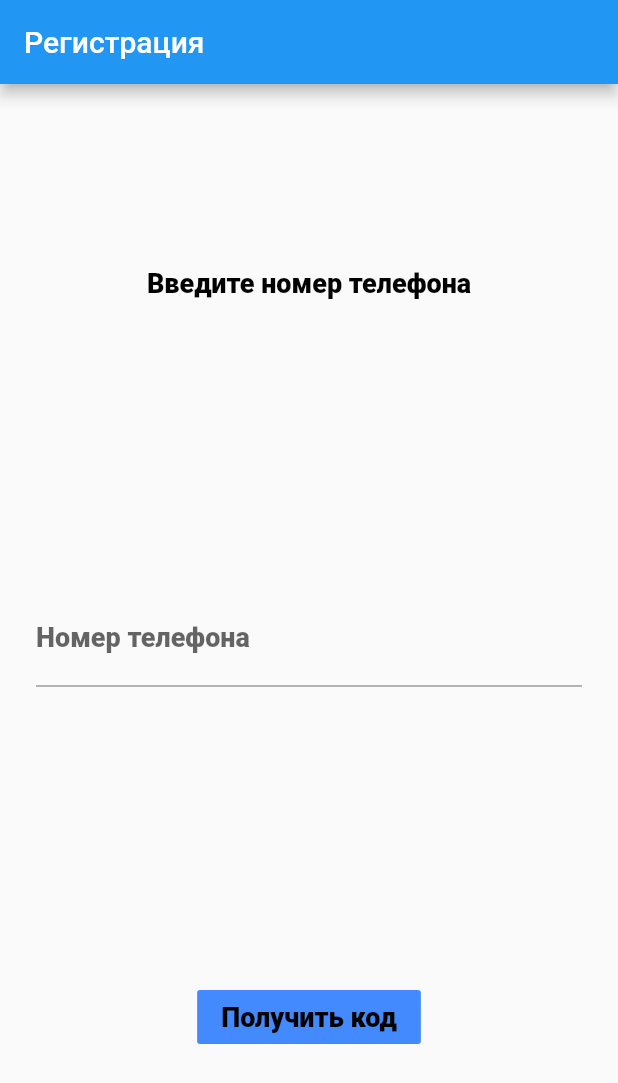
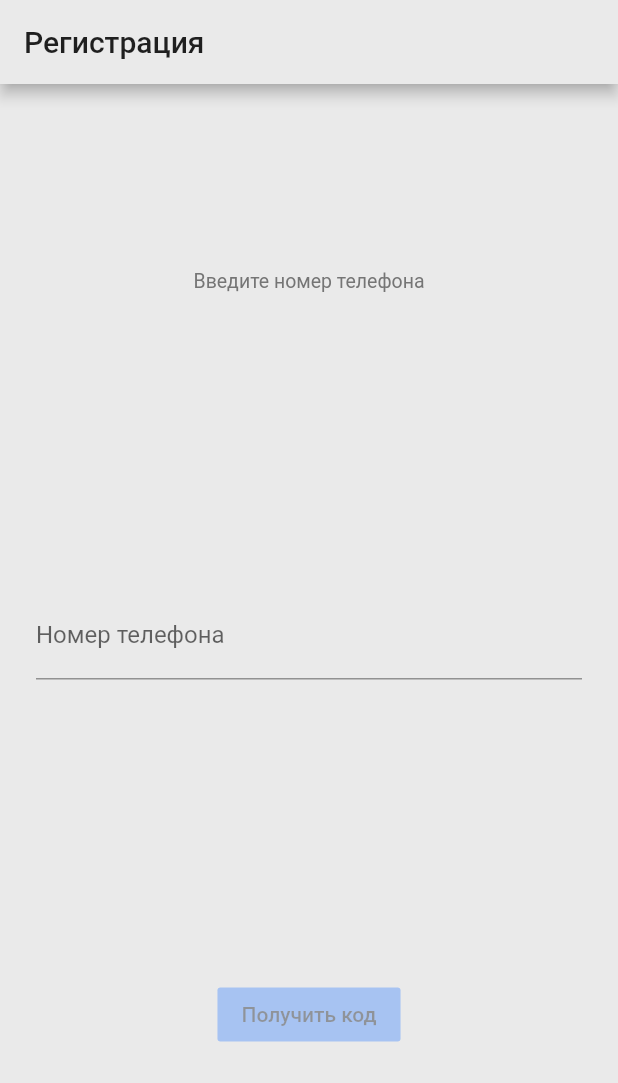
Before and after one commit to Crabgore/chat_app, a Flutter app: the screen it shows after launch, on a phone screen of 412 x 824 dp. Shown: the top 1083 px of the screen. Run offline on Flutter 3.47's test engine with Material 2 defaults, Android fonts, the phone set to English and light mode, and no system bars; our stand-ins replace cloud_firestore, firebase_auth, fluttertoast, shared_preferences; accounts and stored records are empty; Roboto replaces fonts that are missing (exo).

Commit message:
Практическое задание №3

```diff
--- a/lib/main.dart
+++ b/lib/main.dart
@@ -1,24 +1,41 @@
+import 'package:chatapp/themes/custom_theme.dart';
+import 'package:chatapp/themes/themes.dart';
 import 'package:cloud_firestore/cloud_firestore.dart';
+import 'package:firebase_auth/firebase_auth.dart';
 import 'package:flutter/material.dart';
+import 'package:fluttertoast/fluttertoast.dart';
+import 'package:shared_preferences/shared_preferences.dart';
 import 'Chat.dart';
 
-void main() {
-  runApp(MyApp());
+Future<void> main() async {
+  WidgetsFlutterBinding.ensureInitialized();
+  await SharedPreferences.getInstance().then((value) {
+    prefs = value;
+    if (prefs != null && prefs.get("isDarkTeme") != null) {
+      isDarkTheme = prefs.get("isDarkTeme");
+    }
+  });
+  isDarkTheme = isDarkTheme == null ? false : isDarkTheme;
+
+  runApp(CustomTheme(
+      initialThemeKey: isDarkTheme ? MyThemeKeys.DARK : MyThemeKeys.LIGHT,
+      child: MyApp()));
 }
 
 Firestore fireStore = Firestore.instance;
+FirebaseAuth auth = FirebaseAuth.instance;
+FirebaseUser user;
+SharedPreferences prefs;
+bool isDarkTheme = false;
+bool isPhoneNumberCorrect = false;
+String _verificationId;
 
 class MyApp extends StatelessWidget {
   @override
   Widget build(BuildContext context) {
     return new MaterialApp(
       title: 'Generated App',
-      theme: new ThemeData(
-        primarySwatch: Colors.blue,
-        primaryColor: const Color(0xFF2196f3),
-        accentColor: const Color(0xFF2196f3),
-        canvasColor: const Color(0xFFfafafa),
-      ),
+      theme: CustomTheme.of(context),
       home: new MyHomePage(),
     );
   }
@@ -32,12 +49,108 @@ class MyHomePage extends StatefulWidget {
 }
 
 class _MyHomePageState extends State<MyHomePage> {
-  bool isCodeSent = false;
-  TextEditingController controller = TextEditingController();
+  bool isCodeSend = false;
+  TextEditingController controllerCode = TextEditingController();
+  TextEditingController controllerPhoneNumber = TextEditingController();
 
   @override
   void initState() {
     super.initState();
+  }
+
+  void _onVerifyCode() async {
+    setState(() {
+      isCodeSend = true;
+    });
+    final PhoneVerificationCompleted verificationCompleted =
+        (AuthCredential phoneAuthCredential) {
+      auth.signInWithCredential(phoneAuthCredential).then((AuthResult value) {
+        if (value.user != null) {
+          user = value.user;
+          // Handle loogged in state
+          print(value.user.phoneNumber);
+          if (value.user.displayName != null) {
+            Navigator.pushReplacement(
+                context, MaterialPageRoute(builder: (context) => Chat()));
+          } else {
+            Navigator.pushReplacement(
+                context, MaterialPageRoute(builder: (context) => Chat()));
+          }
+        } else {
+          showToast("error_validation_otp");
+        }
+      }).catchError((error) {
+        showToast(error.toString());
+      });
+    };
+    final PhoneVerificationFailed verificationFailed =
+        (AuthException authException) {
+      showToast(authException.message, color: Colors.red);
+      setState(() {
+        isCodeSend = false;
+      });
+    };
+
+    final PhoneCodeSent codeSent =
+        (String verificationId, [int forceResendingToken]) async {
+      _verificationId = verificationId;
+      setState(() {
+        _verificationId = verificationId;
+      });
+    };
+    final PhoneCodeAutoRetrievalTimeout codeAutoRetrievalTimeout =
+        (String verificationId) {
+      _verificationId = verificationId;
+      setState(() {
+        _verificationId = verificationId;
+      });
+    };
+
+    // TODO: Change country code
+
+    await auth.verifyPhoneNumber(
+        phoneNumber: "+${controllerPhoneNumber.text}",
+        timeout: const Duration(seconds: 60),
+        verificationCompleted: verificationCompleted,
+        verificationFailed: verificationFailed,
+        codeSent: codeSent,
+        codeAutoRetrievalTimeout: codeAutoRetrievalTimeout);
+  }
+
+  void showToast(message, {Color color = Colors.black}) {
+    print(message);
+    Fluttertoast.showToast(
+        msg: message,
+        toastLength: Toast.LENGTH_LONG,
+        gravity: ToastGravity.CENTER,
+        timeInSecForIosWeb: 1,
+        backgroundColor: color,
+        textColor: Colors.white,
+        fontSize: 16.0);
+  }
+
+  void _onFormSubmitted() async {
+    AuthCredential _authCredential = PhoneAuthProvider.getCredential(
+        verificationId: _verificationId, smsCode: controllerCode.text);
+
+    auth.signInWithCredential(_authCredential).then((AuthResult value) {
+      if (value.user != null) {
+        user = value.user;
+        // Handle loogged in state
+        print(value.user.phoneNumber);
+        if (value.user.displayName != null) {
+          Navigator.pushReplacement(
+              context, MaterialPageRoute(builder: (context) => Chat()));
+        } else {
+          Navigator.pushReplacement(
+              context, MaterialPageRoute(builder: (context) => Chat()));
+        }
+      } else {
+        showToast("error_validation_otp", color: Colors.red);
+      }
+    }).catchError((error) {
+      showToast("something_went_wrong");
+    });
   }
 
   @override
@@ -46,50 +159,29 @@ class _MyHomePageState extends State<MyHomePage> {
       appBar: new AppBar(
         title: new Text('Регистрация'),
       ),
-      body: isCodeSent
+      body: isCodeSend
           ? Container(
               padding: const EdgeInsets.all(24),
-              child: new Column(
+              child: Column(
                   mainAxisAlignment: MainAxisAlignment.spaceAround,
                   mainAxisSize: MainAxisSize.max,
                   crossAxisAlignment: CrossAxisAlignment.center,
                   children: <Widget>[
-                    new Text(
+                    Text(
                       "Введите код из смс",
-                      style: new TextStyle(
-                          fontSize: 18.0,
-                          color: const Color(0xFF000000),
-                          fontWeight: FontWeight.w800,
-                          fontFamily: "Roboto"),
                     ),
-                    new TextField(
-                      controller: controller,
+                    TextField(
+                      controller: controllerCode,
                       decoration: InputDecoration(
                           labelText: "Код из смс", hintText: "Код из смс"),
-                      style: new TextStyle(
-                          fontSize: 18.0,
-                          color: const Color(0xFF000000),
-                          fontWeight: FontWeight.w800,
-                          fontFamily: "Roboto"),
                     ),
-                    new FlatButton(
-                        color: Colors.blueAccent,
-                        key: null,
+                    FlatButton(
+                        color: Theme.of(context).accentColor,
                         onPressed: () {
-                          setState(() {
-                            Navigator.of(context).push(MaterialPageRoute(
-                                builder: (BuildContext context) {
-                              return Chat();
-                            }));
-                          });
+                          _onFormSubmitted();
                         },
-                        child: new Text(
+                        child: Text(
                           "Подтвердить код",
-                          style: new TextStyle(
-                              fontSize: 18.0,
-                              color: const Color(0xFF000000),
-                              fontWeight: FontWeight.w800,
-                              fontFamily: "Roboto"),
                         ))
                   ]),
             )
@@ -100,41 +192,36 @@ class _MyHomePageState extends State<MyHomePage> {
                   mainAxisSize: MainAxisSize.max,
                   crossAxisAlignment: CrossAxisAlignment.center,
                   children: <Widget>[
-                    new Text(
+                    Text(
                       "Введите номер телефона",
-                      style: new TextStyle(
-                          fontSize: 18.0,
-                          color: const Color(0xFF000000),
-                          fontWeight: FontWeight.w800,
-                          fontFamily: "Roboto"),
                     ),
-                    new TextField(
-                      controller: controller,
+                    TextField(
+                      onChanged: (value) {
+                        if (value == "8") controllerPhoneNumber.text = "7";
+                        setState(() {
+                          isPhoneNumberCorrect = value.length > 10;
+                        });
+                      },
+                      controller: controllerPhoneNumber,
                       decoration: InputDecoration(
                           labelText: "Номер телефона", hintText: "+7"),
-                      style: new TextStyle(
-                          fontSize: 18.0,
-                          color: const Color(0xFF000000),
-                          fontWeight: FontWeight.w800,
-                          fontFamily: "Roboto"),
                     ),
-                    new FlatButton(
+                    Opacity(
+                      opacity: isPhoneNumberCorrect ? 1.0 : 0.4,
+                      child: FlatButton(
                           color: Colors.blueAccent,
                           key: null,
                           onPressed: () {
+                            if (isPhoneNumberCorrect) {
                               setState(() {
-                            isCodeSent = true;
-                            controller.text = "";
+                                _onVerifyCode();
                               });
+                            }
                           },
-                        child: new Text(
+                          child: Text(
                             "Получить код",
-                          style: new TextStyle(
-                              fontSize: 18.0,
-                              color: const Color(0xFF000000),
-                              fontWeight: FontWeight.w800,
-                              fontFamily: "Roboto"),
-                        ))
+                          )),
+                    )
                   ]),
             ),
     );
--- /dev/null
+++ b/lib/themes/colors.dart
@@ -0,0 +1,37 @@
+import 'package:flutter/material.dart';
+
+//Светлая тема
+const mainbackgroundlight = const Color(0xFFEAEAEA); //основной задний фон бади и апп бар
+const uplinelight = const Color(0xFFE2E2E2); //самая верхняя полоска
+const bluesimbolslight = const Color(0xFF2C98F0); //синий символ В вверху и число рядом с ним
+const appbartexstlight = const Color(0xFF141414); //оттенок черного текст и гамбургер в апп баре
+const boxlight = const Color(0xFFFFFFFF); //все боксы и контейнеры чисто белые
+const activbottombariconlight = const Color(0xFF2C98F0); //активная иконка нижнего бара и текст под ней - синий оттенок
+const noactivbottombariconlight = const Color(0xFF666666); //не активная иконка нижнего бара и текст под ней - серый оттенок
+const blueactivlight = const Color(0xFF1B5E9E); // активная иконка бокового меню и текст рядом c ней, фон уголка с номером игрока - синий оттенок
+const noactivsdrawericonlight = const Color(0xFF878787); // не активная иконка бокового меню и текст рядом c ней - синий оттенок
+const myprofiletextlight = const Color(0xFF818181); //надпись "Мой профиль" в боковом меню"
+const greyborderlight = const Color(0xFFCBCBCB); // серые бортики текст филдов
+const greytextfieldlight = const Color(0xFF616161); // серый текст подсказки внутри текст филдов
+const greytextbodylight = const Color(0xFF757575); // текст боди основной цвет
+const btngradientstartlight = const Color(0xff147DE1); // синие кнопки с градиентом
+const btngradientendlight = const Color(0xff1B5E9E); // синие кнопки с градиентом
+
+//Темная тема
+const mainbackgrounddark = const Color(0xFF3F3F3F); //основоной задний фон бади и апп бар, экран загрузки
+const uplinedark = const Color(0xFF353535); //самая верхняя полоска
+const bluesimbolsdark = const Color(0xFFFFFFFF); // чисто белый символ В вверху и число рядом с ним
+const appbartexstdark = const Color(0xFFFFFFFF); //чисто белый текст и гамбургер в апп баре
+const boxdark = const Color(0xFF4E4E4E); //все боксы и контейнеры, а также боковая панель и нижний бар - оттенок серого
+const activbottombaricondark = const Color(0xFFFFFFFF); //активная иконка нижнего бара и текст под ней - чисто белый
+const noactivbottombaricondark = const Color(0xFFC6C2C2); //не активная иконка нижнего бара и текст под ней - серый оттенок
+const activsdrawericondark = const Color(0xFFFFFFFF); // активная иконка бокового меню и текст рядом c ней - Чисто белый
+const blueactivdark = const Color(0xFF1B5E9E); //фон уголка с номером игрока - синий оттенок, такой же как у светлой темы
+const noactivsdrawericondark = const Color(0xFFC6C2C2); // не активная иконка бокового меню и текст рядом c ней - серый оттенок
+const myprofiletextdark = const Color(0xFF818181); //надпись "Мой профиль" в боковом меню" одинаокво со светлой темой
+const greybottondark = const Color(0xFFBEBEBE); // серые кнопки
+const greyborderdark = const Color(0xFFCBCBCB); // серые бортики текст филдов
+const greytextbodydark = const Color(0xFFF5F5F5); // текст боди основной цвет
+//const bluebottondark = const Color(linear-gradient(108.97deg, #147DE1 -13.75%, #1B5E9E 102.11%)); // синие кнопки с градиентом
+//общее
+const redSelected = const Color(0xFFFF0000); // те
--- /dev/null
+++ b/lib/themes/custom_theme.dart
@@ -0,0 +1,79 @@
+import 'package:chatapp/main.dart';
+import 'package:chatapp/themes/themes.dart';
+import 'package:flutter/material.dart';
+import 'package:flutter/widgets.dart';
+
+
+
+class _CustomTheme extends InheritedWidget {
+  final CustomThemeState data;
+
+  _CustomTheme({
+    this.data,
+    Key key,
+    @required Widget child,
+  }) : super(key: key, child: child);
+
+  @override
+  bool updateShouldNotify(_CustomTheme oldWidget) {
+    return true;
+  }
+}
+
+class CustomTheme extends StatefulWidget {
+  final Widget child;
+  final MyThemeKeys initialThemeKey;
+
+  const CustomTheme({
+    Key key,
+    this.initialThemeKey,
+    @required this.child,
+  }) : super(key: key);
+
+  @override
+  CustomThemeState createState() => new CustomThemeState();
+
+  static ThemeData of(BuildContext context) {
+    _CustomTheme inherited =
+    (context.dependOnInheritedWidgetOfExactType<_CustomTheme>());
+    return inherited.data.theme;
+  }
+
+  static CustomThemeState instanceOf(BuildContext context) {
+    _CustomTheme inherited =
+    (context.dependOnInheritedWidgetOfExactType<_CustomTheme>());
+    return inherited.data;
+  }
+}
+
+class CustomThemeState extends State<CustomTheme> {
+  ThemeData _theme;
+
+  ThemeData get theme => _theme;
+  MyThemeKeys mythemeKey;
+
+  @override
+  initState() {
+    mythemeKey=widget.initialThemeKey;
+    _theme = MyThemes.getThemeFromKey(mythemeKey);
+    super.initState();
+  }
+
+
+
+  void changeTheme(MyThemeKeys themeKey) {
+    setState(() {
+      _theme = MyThemes.getThemeFromKey(themeKey);
+      mythemeKey = themeKey;
+      prefs.setBool("isDarkTeme", mythemeKey == MyThemeKeys.DARK);
+    });
+  }
+
+  @override
+  Widget build(BuildContext context) {
+    return new _CustomTheme(
+      data: this,
+      child: widget.child,
+    );
+  }
+}
--- /dev/null
+++ b/lib/themes/themes.dart
@@ -0,0 +1,145 @@
+import 'package:flutter/material.dart';
+
+import 'colors.dart';
+
+enum MyThemeKeys {LIGHT, DARK}
+
+class MyThemes {
+
+
+  static final ThemeData lightThemeFcNnFonts = ThemeData(
+
+    primaryColor: mainbackgroundlight,
+    primaryColorDark: mainbackgroundlight,
+    backgroundColor: mainbackgroundlight,
+    accentColor: activbottombariconlight,
+    scaffoldBackgroundColor: mainbackgroundlight,
+    dialogBackgroundColor: Colors.greenAccent,
+    brightness: Brightness.light,
+    cardColor: boxlight,
+    appBarTheme: AppBarTheme(
+      color: mainbackgroundlight,
+    ),
+    textTheme: TextTheme(
+      caption: TextStyle(color: redSelected, fontFamily: "exo",fontSize: 16 ),
+      bodyText1: TextStyle(color: greytextbodylight),
+      bodyText2: TextStyle(color: greytextbodylight,
+        fontSize: 13,
+        fontFamily: "exo",
+      ),
+
+      headline5: TextStyle(
+          fontSize: 20,
+          fontFamily: "exo",
+          color: appbartexstlight,
+          fontWeight: FontWeight.w700
+      ),
+
+      headline6: TextStyle(
+          color: appbartexstlight,
+          fontSize: 24,
+          fontFamily: "exo",
+          letterSpacing: 1.1,
+          fontWeight: FontWeight.w700
+      ),
+
+      subtitle2: TextStyle(color: appbartexstlight, fontSize: 20),
+
+      headline4: TextStyle(
+          color: noactivsdrawericonlight,
+          fontSize: 24,
+          fontFamily: "exo",
+          letterSpacing: 1.1),
+
+
+      // боковое меню  Веделенное текст и цвет иконок
+      headline3: TextStyle(
+          color: activbottombariconlight,
+          fontSize: 24,
+          fontFamily: "exo",
+          letterSpacing: 1.1),
+
+    ),
+    primaryIconTheme: IconThemeData(color: appbartexstlight),
+    tabBarTheme: TabBarTheme(
+        unselectedLabelStyle: TextStyle(color: noactivbottombariconlight),
+        labelStyle: TextStyle(color: activbottombariconlight),
+        labelColor: activbottombariconlight,
+        unselectedLabelColor: noactivbottombariconlight),
+  );
+  static final ThemeData darkThemeFcNnFonts = ThemeData(
+    primaryColor: mainbackgrounddark,
+    primaryColorDark: mainbackgrounddark,
+    backgroundColor: mainbackgrounddark,
+    accentColor: blueactivdark,
+    scaffoldBackgroundColor: mainbackgrounddark,
+    dialogBackgroundColor: Colors.black54,
+    brightness: Brightness.dark,
+    cardColor: boxdark,
+    appBarTheme: AppBarTheme(
+      color: mainbackgrounddark,
+    ),
+    textTheme: TextTheme(
+      caption: TextStyle(color: redSelected, fontFamily: "exo",fontSize: 16 ),
+      bodyText1: TextStyle(color: greytextbodydark),
+      bodyText2: TextStyle(color: greytextbodydark,
+        fontSize: 13,
+        fontFamily: "exo",
+      ),
+
+      headline5: TextStyle(
+          fontFamily: "exo",
+          fontSize: 20,
+          color: appbartexstdark,
+          fontWeight: FontWeight.w700
+      ),
+
+      headline6: TextStyle(
+          color: appbartexstdark,
+          fontSize: 24,
+          fontFamily: "exo",
+          letterSpacing: 1.1,
+          fontWeight: FontWeight.w700
+      ),
+
+      subtitle2: TextStyle(color: appbartexstdark, fontSize: 18),
+
+      headline4: TextStyle(
+          color: noactivsdrawericondark,
+          fontSize: 24,
+          fontFamily: "exo",
+          letterSpacing: 1.1,
+          fontWeight: FontWeight.w700
+      ),
+
+
+      // боковое меню  Веделенное текст и цвет иконок
+      headline3: TextStyle(
+          color: activbottombariconlight,
+          fontSize: 24,
+          fontFamily: "exo",
+          letterSpacing: 1.1,
+          fontWeight: FontWeight.w700
+      ),
+    ),
+
+
+    primaryIconTheme: IconThemeData(color: appbartexstdark),
+    tabBarTheme: TabBarTheme(
+        unselectedLabelStyle: TextStyle(color: noactivbottombaricondark),
+        labelStyle: TextStyle(color: activbottombariconlight),
+        labelColor: activbottombariconlight,
+        unselectedLabelColor: noactivbottombaricondark),
+  );
+
+  static ThemeData getThemeFromKey(MyThemeKeys themeKey) {
+    switch (themeKey) {
+      case MyThemeKeys.LIGHT:
+        return lightThemeFcNnFonts;
+      case MyThemeKeys.DARK:
+        return darkThemeFcNnFonts;
+      default:
+        return lightThemeFcNnFonts;
+    }
+  }
+}
--- a/pubspec.yaml
+++ b/pubspec.yaml
@@ -20,6 +20,9 @@ dependencies:
   flutter:
     sdk: flutter
   cloud_firestore: ^0.13.5
+  firebase_auth: 0.16.0
+  fluttertoast: ^4.0.1
+  shared_preferences: 0.5.6+3
   uuid: any
   intl: ^0.16.1
 
```
Also changed, not shown: lib/Chat.dart (+3 -6 lines), lib/drawer.dart (added, +27 -0 lines), pubspec.lock. Lines whose indentation alone changed are shown as unchanged.
